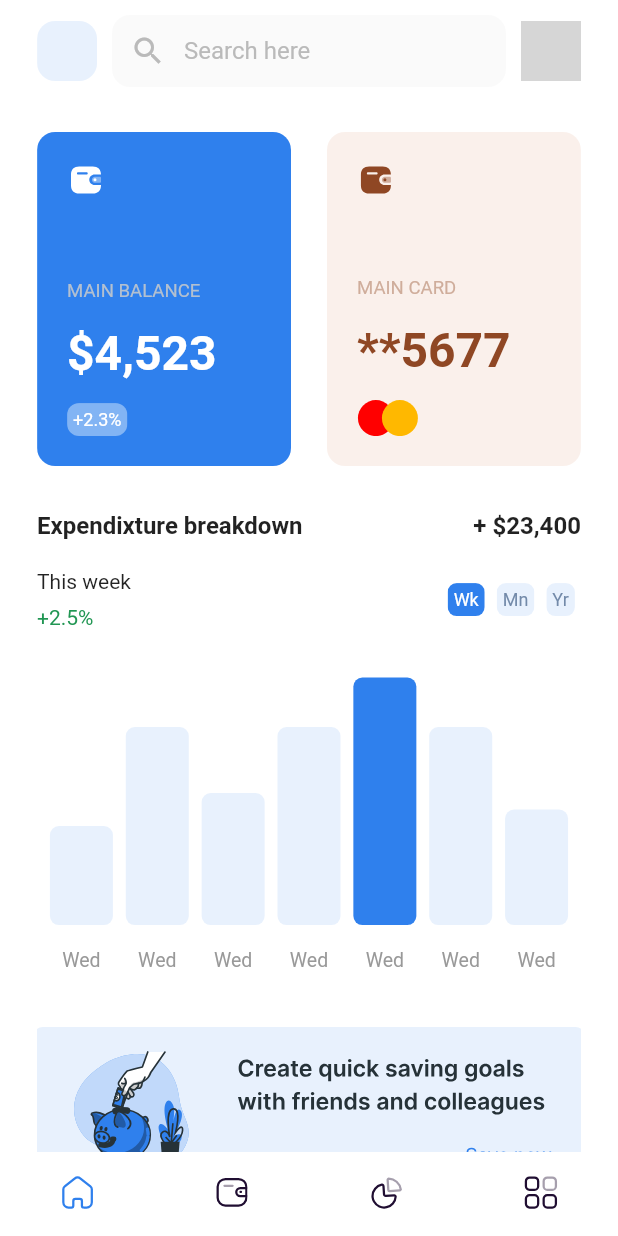
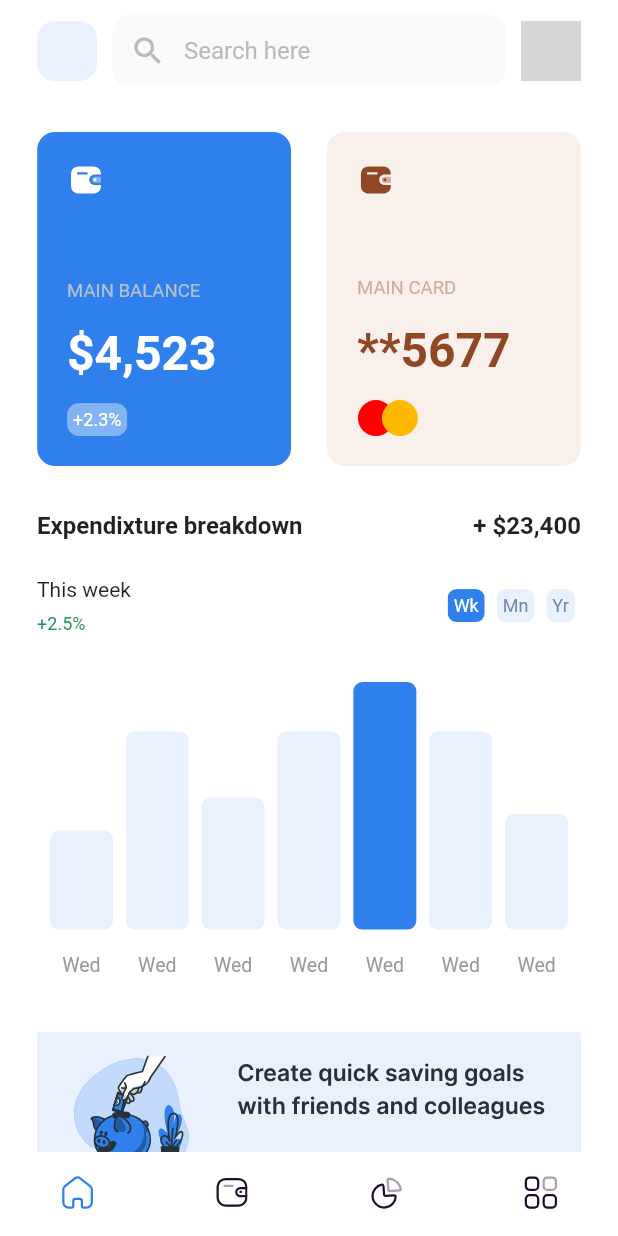
Before and after one commit to oluwakeye-john/fintech-app, a Flutter app: the screen it shows after launch, on a phone screen of 412 x 824 dp. Run offline on Flutter 3.47's test engine with Material 2 defaults, Android fonts, the phone set to English and light mode, and no system bars; drawn by our look-alikes of fl_chart; our stand-ins replace flutter_svg; network calls fail; grey boxes are pictures that could not be loaded.

Commit message:
updated font size in homes

```diff
--- a/lib/widgets/home/balance-list.dart
+++ b/lib/widgets/home/balance-list.dart
@@ -8,6 +8,7 @@ class BalanceList extends StatelessWidget {
   @override
   Widget build(BuildContext context) {
     return GridView(
+        primary: false,
         shrinkWrap: true,
         gridDelegate: SliverGridDelegateWithFixedCrossAxisCount(
           crossAxisCount: 2,
--- a/lib/widgets/home/bar-chart.dart
+++ b/lib/widgets/home/bar-chart.dart
@@ -118,7 +118,7 @@ class HomeBarChartSummary extends StatelessWidget {
   @override
   Widget build(BuildContext context) {
     return Container(
-      padding: EdgeInsets.only(top: 20, bottom: 10),
+      padding: EdgeInsets.only(top: 25, bottom: 10),
       child: Row(
         crossAxisAlignment: CrossAxisAlignment.center,
         mainAxisAlignment: MainAxisAlignment.spaceBetween,
@@ -126,12 +126,15 @@ class HomeBarChartSummary extends StatelessWidget {
           Column(
             crossAxisAlignment: CrossAxisAlignment.start,
             children: [
-              Text("This week"),
+              Text(
+                "This week",
+                style: TextStyle(fontSize: 14),
+              ),
               Padding(
                 padding: EdgeInsets.only(top: 8.0),
                 child: Text(
                   "+2.5%",
-                  style: TextStyle(color: Color(0xFF219653)),
+                  style: TextStyle(color: Color(0xFF219653), fontSize: 12),
                 ),
               )
             ],
```
